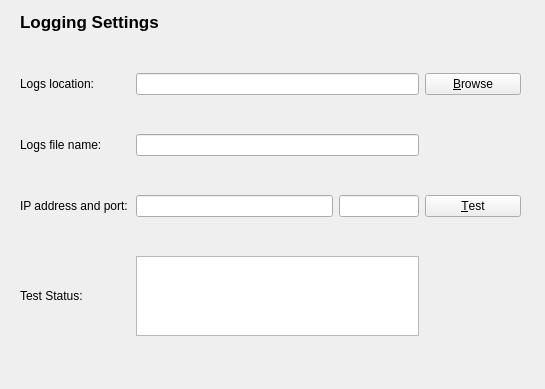
Old version of the form sources/lusan/view/common/ui/OptionPageLogging.ui in the repository aregtech/areg-sdk-tools.
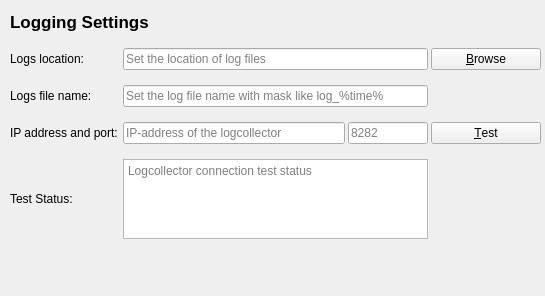
New version of the form.

```diff
--- a/sources/lusan/view/common/ui/OptionPageLogging.ui
+++ b/sources/lusan/view/common/ui/OptionPageLogging.ui
@@ -7,11 +7,11 @@
     <x>0</x>
     <y>0</y>
     <width>545</width>
-    <height>389</height>
+    <height>296</height>
    </rect>
   </property>
   <property name="sizePolicy">
-   <sizepolicy hsizetype="Preferred" vsizetype="Preferred">
+   <sizepolicy hsizetype="Expanding" vsizetype="Expanding">
     <horstretch>0</horstretch>
     <verstretch>0</verstretch>
    </sizepolicy>
@@ -22,9 +22,9 @@
   <widget class="QLabel" name="loggingSettingsLabel">
    <property name="geometry">
     <rect>
-     <x>20</x>
+     <x>10</x>
      <y>10</y>
-     <width>511</width>
+     <width>531</width>
      <height>24</height>
     </rect>
    </property>
@@ -43,22 +43,41 @@
    <property name="text">
     <string>Logging Settings</string>
    </property>
+   <property name="alignment">
+    <set>Qt::AlignmentFlag::AlignLeading|Qt::AlignmentFlag::AlignLeft|Qt::AlignmentFlag::AlignVCenter</set>
+   </property>
   </widget>
   <widget class="QWidget" name="gridLayoutWidget">
    <property name="geometry">
     <rect>
-     <x>20</x>
+     <x>10</x>
      <y>40</y>
-     <width>501</width>
-     <height>331</height>
+     <width>531</width>
+     <height>211</height>
     </rect>
    </property>
    <layout class="QGridLayout" name="gridLayout" columnstretch="1,0,0,0,0">
     <property name="sizeConstraint">
      <enum>QLayout::SizeConstraint::SetDefaultConstraint</enum>
     </property>
+    <property name="horizontalSpacing">
+     <number>3</number>
+    </property>
+    <property name="verticalSpacing">
+     <number>7</number>
+    </property>
     <item row="1" column="1" colspan="3">
-     <widget class="QLineEdit" name="editLogLocation"/>
+     <widget class="QLineEdit" name="editLogLocation">
+      <property name="toolTip">
+       <string>Set the location of log files</string>
+      </property>
+      <property name="whatsThis">
+       <string>Set the location of log files</string>
+      </property>
+      <property name="placeholderText">
+       <string>Set the location of log files</string>
+      </property>
+     </widget>
     </item>
     <item row="3" column="4">
      <widget class="QPushButton" name="buttonTestConnect">
@@ -113,6 +132,15 @@
         <height>16777215</height>
        </size>
       </property>
+      <property name="toolTip">
+       <string>Set TCP port number of logcollector, like 8282</string>
+      </property>
+      <property name="whatsThis">
+       <string>TCP port number of log collector</string>
+      </property>
+      <property name="placeholderText">
+       <string>8282</string>
+      </property>
      </widget>
     </item>
     <item row="4" column="0">
@@ -161,10 +189,30 @@
      </widget>
     </item>
     <item row="3" column="1" colspan="2">
-     <widget class="QLineEdit" name="editLogAddres"/>
+     <widget class="QLineEdit" name="editLogAddres">
+      <property name="toolTip">
+       <string>Set IP-address of the logcollector</string>
+      </property>
+      <property name="whatsThis">
+       <string>Set IP-address of the logcollector</string>
+      </property>
+      <property name="placeholderText">
+       <string>IP-address of the logcollector</string>
+      </property>
+     </widget>
     </item>
     <item row="2" column="1" colspan="3">
-     <widget class="QLineEdit" name="editLogFileName"/>
+     <widget class="QLineEdit" name="editLogFileName">
+      <property name="toolTip">
+       <string>Set log file names, can have mask like &quot;log_%time%.sqlog&quot;</string>
+      </property>
+      <property name="alignment">
+       <set>Qt::AlignmentFlag::AlignLeading|Qt::AlignmentFlag::AlignLeft|Qt::AlignmentFlag::AlignVCenter</set>
+      </property>
+      <property name="placeholderText">
+       <string>Set the log file name with mask like log_%time%</string>
+      </property>
+     </widget>
     </item>
     <item row="4" column="1" colspan="3">
      <widget class="QTextEdit" name="textConnectStatus">
@@ -180,6 +228,12 @@
         <height>80</height>
        </size>
       </property>
+      <property name="readOnly">
+       <bool>true</bool>
+      </property>
+      <property name="placeholderText">
+       <string>Logcollector connection test status</string>
+      </property>
      </widget>
     </item>
    </layout>
```
Left out of the diff: 9 changed lines with no effect on the pictures.
